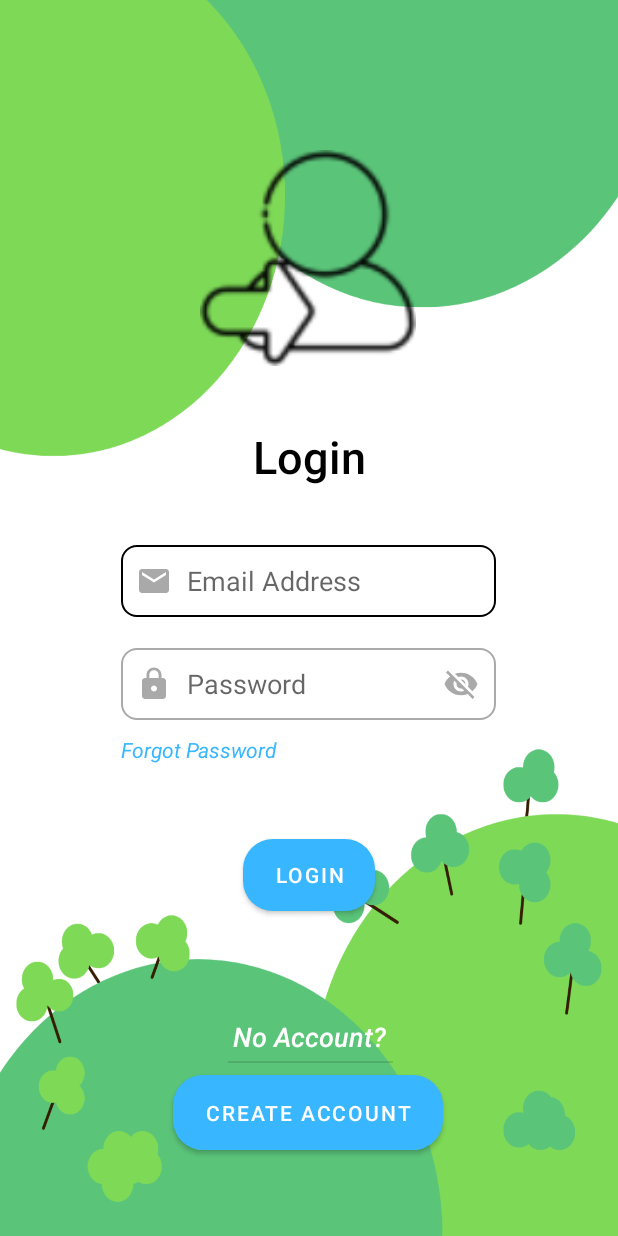
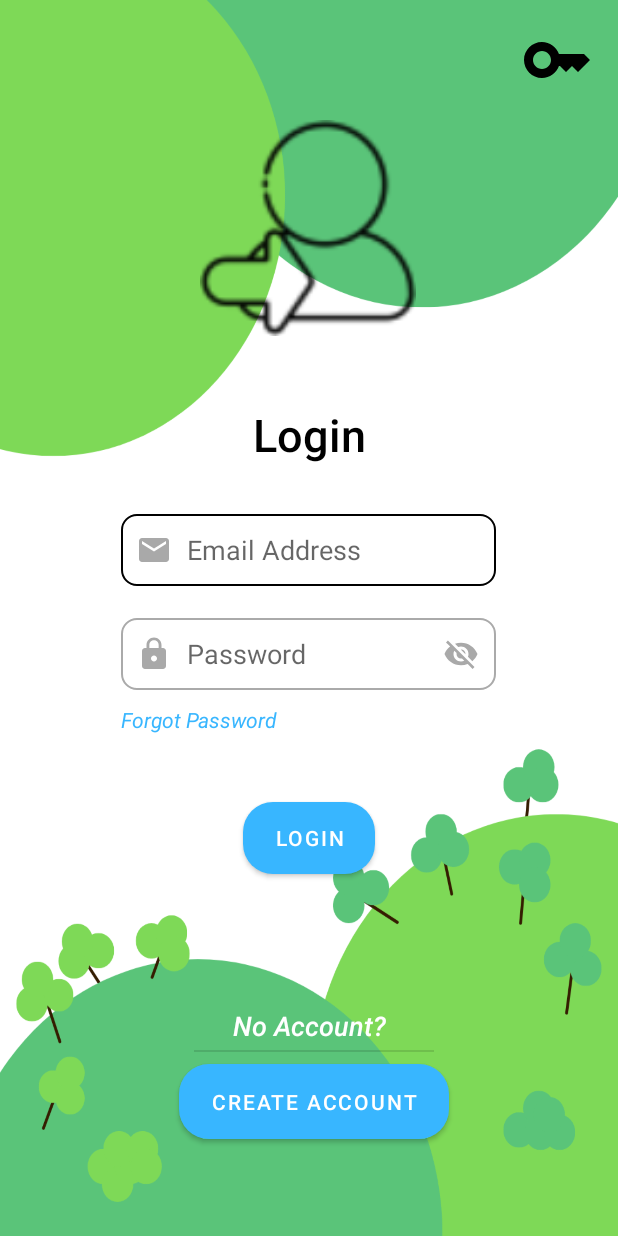
Before and after one commit to HolyPotatoess/Ecolution, an Android app: the screen it shows after launch (LoginActivity), on a phone screen of 412 x 824 dp. Run offline under Robolectric (Android 15) with nearby library versions, the phone set to English and light mode, and no system bars; our stand-ins replace Firebase (no records; nobody signed in at launch, a user with empty details on screens opened directly).

Commit message:
Done Login And register

```diff
--- a/app/src/main/java/my/edu/tarumt/ecolution/login/LoginActivity.kt
+++ b/app/src/main/java/my/edu/tarumt/ecolution/login/LoginActivity.kt
@@ -12,6 +12,7 @@
 import com.google.firebase.database.DatabaseReference
 import my.edu.tarumt.ecolution.MainMenuActivity
 import my.edu.tarumt.ecolution.R
+import my.edu.tarumt.ecolution.admin.AdminCheckActivity
 import my.edu.tarumt.ecolution.databinding.ActivityLoginBinding
 import my.edu.tarumt.ecolution.register.RegisterActivity
 
@@ -49,6 +50,10 @@
         }
         binding.loginForgotPassword.setOnClickListener{
             startActivity(Intent(this, ForgetPasswordActivity::class.java))
+        }
+
+        binding.adminCheck.setOnClickListener{
+            startActivity(Intent(this, AdminCheckActivity::class.java))
         }
         //Hide & show Password
         binding.loginHidePassword.tag = 1
--- /dev/null
+++ b/app/src/main/res/drawable/baseline_business_center_24.xml
@@ -0,0 +1,5 @@
+<vector android:height="24dp" android:tint="#A9A9A9"
+    android:viewportHeight="24" android:viewportWidth="24"
+    android:width="24dp" xmlns:android="http://schemas.android.com/apk/res/android">
+    <path android:fillColor="@android:color/white" android:pathData="M10,16v-1L3.01,15L3,19c0,1.11 0.89,2 2,2h14c1.11,0 2,-0.89 2,-2v-4h-7v1h-4zM20,7h-4.01L15.99,5l-2,-2h-4l-2,2v2L4,7c-1.1,0 -2,0.9 -2,2v3c0,1.11 0.89,2 2,2h6v-2h4v2h6c1.1,0 2,-0.9 2,-2L22,9c0,-1.1 -0.9,-2 -2,-2zM14,7h-4L10,5h4v2z"/>
+</vector>
--- /dev/null
+++ b/app/src/main/res/drawable/baseline_construction_24.xml
@@ -0,0 +1,6 @@
+<vector android:height="30dp" android:tint="#A9A9A9"
+    android:viewportHeight="24" android:viewportWidth="24"
+    android:width="30dp" xmlns:android="http://schemas.android.com/apk/res/android">
+    <path android:fillColor="@android:color/white" android:pathData="M13.7827,15.1719l2.1213,-2.1213l5.9962,5.9962l-2.1213,2.1213z"/>
+    <path android:fillColor="@android:color/white" android:pathData="M17.5,10c1.93,0 3.5,-1.57 3.5,-3.5c0,-0.58 -0.16,-1.12 -0.41,-1.6l-2.7,2.7L16.4,6.11l2.7,-2.7C18.62,3.16 18.08,3 17.5,3C15.57,3 14,4.57 14,6.5c0,0.41 0.08,0.8 0.21,1.16l-1.85,1.85l-1.78,-1.78l0.71,-0.71L9.88,5.61L12,3.49c-1.17,-1.17 -3.07,-1.17 -4.24,0L4.22,7.03l1.41,1.41H2.81L2.1,9.15l3.54,3.54l0.71,-0.71V9.15l1.41,1.41l0.71,-0.71l1.78,1.78l-7.41,7.41l2.12,2.12L16.34,9.79C16.7,9.92 17.09,10 17.5,10z"/>
+</vector>
--- /dev/null
+++ b/app/src/main/res/drawable/baseline_key_24.xml
@@ -0,0 +1,5 @@
+<vector android:height="48dp" android:tint="#000000"
+    android:viewportHeight="24" android:viewportWidth="24"
+    android:width="48dp" xmlns:android="http://schemas.android.com/apk/res/android">
+    <path android:fillColor="@android:color/white" android:pathData="M21,10h-8.35C11.83,7.67 9.61,6 7,6c-3.31,0 -6,2.69 -6,6s2.69,6 6,6c2.61,0 4.83,-1.67 5.65,-4H13l2,2l2,-2l2,2l4,-4.04L21,10zM7,15c-1.65,0 -3,-1.35 -3,-3c0,-1.65 1.35,-3 3,-3s3,1.35 3,3C10,13.65 8.65,15 7,15z"/>
+</vector>
--- /dev/null
+++ b/app/src/main/res/drawable/baseline_vpn_key_24.xml
@@ -0,0 +1,5 @@
+<vector android:height="24dp" android:tint="#A9A9A9"
+    android:viewportHeight="24" android:viewportWidth="24"
+    android:width="24dp" xmlns:android="http://schemas.android.com/apk/res/android">
+    <path android:fillColor="@android:color/white" android:pathData="M12.65,10C11.83,7.67 9.61,6 7,6c-3.31,0 -6,2.69 -6,6s2.69,6 6,6c2.61,0 4.83,-1.67 5.65,-4H17v4h4v-4h2v-4H12.65zM7,14c-1.1,0 -2,-0.9 -2,-2s0.9,-2 2,-2 2,0.9 2,2 -0.9,2 -2,2z"/>
+</vector>
--- a/app/src/main/res/layout/activity_login.xml
+++ b/app/src/main/res/layout/activity_login.xml
@@ -16,7 +16,7 @@
         android:id="@+id/user_login_photo"
         android:layout_width="168dp"
         android:layout_height="144dp"
-            android:layout_marginTop="100dp"
+        android:layout_marginTop="80dp"
         app:layout_constraintBottom_toBottomOf="parent"
         app:layout_constraintEnd_toEndOf="parent"
         app:layout_constraintHorizontal_bias="0.497"
@@ -43,7 +43,6 @@
             app:layout_constraintVertical_bias="0.28" />
 
 
-
     <EditText
         android:id="@+id/login_email"
         android:layout_width="250dp"
@@ -53,17 +52,17 @@
         android:drawableStart="@drawable/ic_email"
         android:drawablePadding="10dp"
         android:ems="10"
-            android:padding="10dp"
         android:hint="@string/email_address"
         android:inputType="textEmailAddress"
         android:longClickable="false"
         android:minHeight="48dp"
+        android:padding="10dp"
         app:layout_constraintBottom_toBottomOf="parent"
         app:layout_constraintEnd_toEndOf="parent"
         app:layout_constraintHorizontal_bias="0.496"
         app:layout_constraintStart_toStartOf="parent"
-            app:layout_constraintTop_toTopOf="parent" />
-
+        app:layout_constraintTop_toTopOf="parent"
+        app:layout_constraintVertical_bias="0.472" />
 
     <EditText
             android:id="@+id/login_password"
@@ -105,7 +104,7 @@
         <View
             android:id="@+id/divider"
             style="@style/line"
-            android:layout_width="110dp"
+            android:layout_width="160dp"
             android:layout_height="1dp"
             android:layout_marginTop="4dp"
             android:scaleType="centerCrop"
@@ -145,7 +144,7 @@
         app:layout_constraintEnd_toEndOf="@+id/login_password"
         app:layout_constraintStart_toStartOf="@+id/login_password"
         app:layout_constraintTop_toTopOf="parent"
-            app:layout_constraintVertical_bias="0.836" />
+        app:layout_constraintVertical_bias="0.8" />
 
     <TextView
             android:id="@+id/login_forgot_password"
@@ -173,5 +172,17 @@
             app:layout_constraintTop_toTopOf="@+id/login_password"
             app:srcCompat="@drawable/ic_visibility_off" />
 
+    <ImageButton
+        android:id="@+id/admin_check"
+        android:layout_width="wrap_content"
+        android:layout_height="wrap_content"
+        android:layout_marginTop="16dp"
+        android:background="@android:color/transparent"
+        app:layout_constraintEnd_toEndOf="parent"
+        app:layout_constraintHorizontal_bias="0.955"
+        app:layout_constraintStart_toStartOf="parent"
+        app:layout_constraintTop_toTopOf="parent"
+        app:srcCompat="@drawable/baseline_key_24" />
+
 
 </androidx.constraintlayout.widget.ConstraintLayout>
--- a/app/src/main/res/navigation/navigation_control.xml
+++ b/app/src/main/res/navigation/navigation_control.xml
@@ -3,7 +3,7 @@
     xmlns:app="http://schemas.android.com/apk/res-auto"
     xmlns:tools="http://schemas.android.com/tools"
     android:id="@+id/navigation_menu"
-    app:startDestination="@id/nav_article">
+    app:startDestination="@id/nav_ranking">
 
     <activity
         android:id="@+id/mainMenuActivity"
```
Also changed, not shown: app/src/main/AndroidManifest.xml (+6 -3 lines), app/src/main/java/my/edu/tarumt/ecolution/admin/AdminCheckActivity.kt (added, +101 -0 lines), app/src/main/java/my/edu/tarumt/ecolution/article/ArticleFragment.kt (+11 -2 lines), app/src/main/res/layout/activity_admin_check.xml (added, +142 -0 lines). Lines whose indentation alone changed are shown as unchanged.
